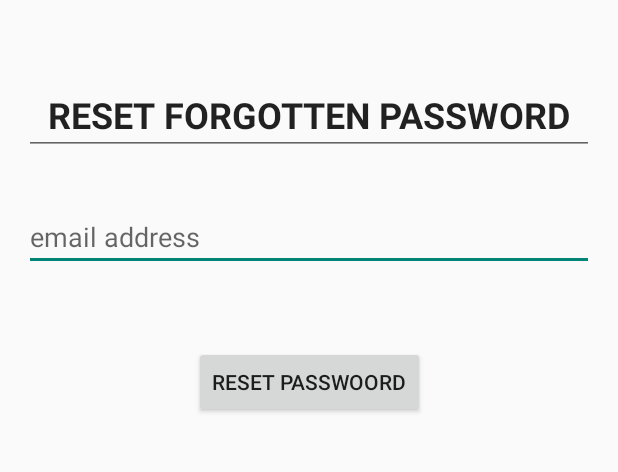
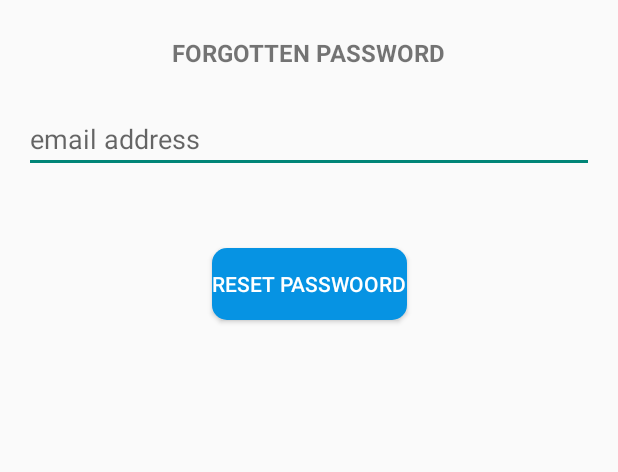
Before and after one commit to jey-ou/testAppAppLab, an Android app: the ForgottenPasswordActivity screen opened directly, with no data from a screen before it, on a phone screen of 412 x 824 dp, the part 338-810 px from its top. Run offline under Robolectric (Android 15) with nearby library versions, the phone set to English and light mode, and no system bars; our stand-ins replace Firebase (no records; nobody signed in at launch, a user with empty details on screens opened directly).

Commit message:
Aanpassing layout signIn en Forgotten

```diff
--- a/app/src/main/res/layout/activity_forgotten_password.xml
+++ b/app/src/main/res/layout/activity_forgotten_password.xml
@@ -10,14 +10,15 @@
         android:id="@+id/editTextUserNameFP"
         android:layout_width="0dp"
         android:layout_height="wrap_content"
-        android:layout_marginTop="32dp"
+        android:layout_marginStart="16dp"
+        android:layout_marginTop="24dp"
+        android:layout_marginEnd="16dp"
         android:ems="10"
         android:hint="email address"
         android:inputType="textPersonName"
-        app:layout_constraintEnd_toEndOf="@+id/editTextText"
-        app:layout_constraintHorizontal_bias="0.0"
-        app:layout_constraintStart_toStartOf="@+id/editTextText"
-        app:layout_constraintTop_toBottomOf="@+id/editTextText" />
+        app:layout_constraintEnd_toEndOf="parent"
+        app:layout_constraintStart_toStartOf="parent"
+        app:layout_constraintTop_toBottomOf="@+id/editTekstFP" />
 
     <ImageView
         android:id="@+id/imageView4"
@@ -35,27 +36,26 @@
         android:layout_width="wrap_content"
         android:layout_height="wrap_content"
         android:layout_marginTop="50dp"
+        android:background="@drawable/button_veilig_thuis_homescreen"
         android:text="Reset passwoord"
+        android:textColor="@color/white"
         app:layout_constraintBottom_toBottomOf="parent"
         app:layout_constraintEnd_toEndOf="parent"
         app:layout_constraintStart_toStartOf="parent"
         app:layout_constraintTop_toBottomOf="@+id/editTextUserNameFP"
         app:layout_constraintVertical_bias="0.0" />
 
-    <EditText
-        android:id="@+id/editTextText"
-        android:layout_width="0dp"
+    <TextView
+        android:id="@+id/editTekstFP"
+        android:layout_width="wrap_content"
         android:layout_height="wrap_content"
-        android:layout_marginStart="16dp"
-        android:layout_marginTop="50dp"
-        android:layout_marginEnd="16dp"
-        android:ems="10"
-        android:inputType="textPersonName"
-        android:text="RESET FORGOTTEN PASSWORD"
-        android:textAlignment="center"
-        android:textSize="24sp"
+        android:layout_marginTop="24dp"
+        android:text="Forgotten password"
+        android:textAllCaps="true"
+        android:textSize="16sp"
         android:textStyle="bold"
         app:layout_constraintEnd_toEndOf="parent"
         app:layout_constraintStart_toStartOf="parent"
         app:layout_constraintTop_toBottomOf="@+id/imageView4" />
+
 </androidx.constraintlayout.widget.ConstraintLayout>
--- a/app/src/main/res/layout/activity_sign_in.xml
+++ b/app/src/main/res/layout/activity_sign_in.xml
@@ -26,7 +26,7 @@
         android:layout_marginTop="50dp"
         android:layout_marginEnd="32dp"
         android:ems="10"
-        android:hint="@string/logIn_name"
+        android:hint="@string/login_email"
         android:inputType="textPersonName"
         app:layout_constraintEnd_toEndOf="parent"
         app:layout_constraintHorizontal_bias="1.0"
```
